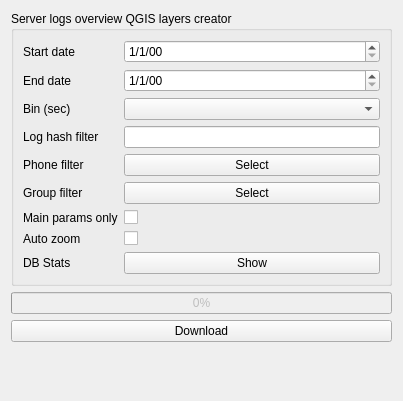
Before: the Qt Designer form Azenqos/server_overview_widget.ui in meritechsolutions/azenqos_qgis_plugin, drawn with Qt 5.
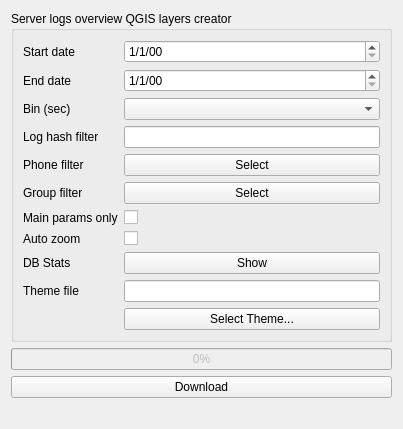
After: the same form once the commit is applied.

Commit message: add set theme in overview

Diff of the .ui file:
```diff
--- a/Azenqos/server_overview_widget.ui
+++ b/Azenqos/server_overview_widget.ui
@@ -10,6 +10,12 @@
     <height>401</height>
    </rect>
   </property>
+  <property name="sizePolicy">
+   <sizepolicy hsizetype="Fixed" vsizetype="Expanding">
+    <horstretch>0</horstretch>
+    <verstretch>0</verstretch>
+   </sizepolicy>
+  </property>
   <property name="windowTitle">
    <string>Form</string>
   </property>
@@ -126,13 +132,6 @@
           </property>
          </widget>
         </item>
-        <item row="8" column="1">
-         <widget class="QPushButton" name="showDbStatsButton">
-          <property name="text">
-           <string>Show</string>
-          </property>
-         </widget>
-        </item>
         <item row="8" column="0">
          <widget class="QLabel" name="dBStatsLabel">
           <property name="text">
@@ -140,6 +139,37 @@
           </property>
          </widget>
         </item>
+        <item row="8" column="1">
+         <widget class="QPushButton" name="showDbStatsButton">
+          <property name="text">
+           <string>Show</string>
+          </property>
+         </widget>
+        </item>
+        <item row="9" column="0">
+         <widget class="QLabel" name="label_8">
+          <property name="text">
+           <string>Theme file</string>
+          </property>
+         </widget>
+        </item>
+        <item row="9" column="1">
+         <widget class="QLineEdit" name="select_theme_lineEdit"/>
+        </item>
+        <item row="10" column="0">
+         <widget class="QLabel" name="label_10">
+          <property name="text">
+           <string/>
+          </property>
+         </widget>
+        </item>
+        <item row="10" column="1">
+         <widget class="QPushButton" name="select_theme_pushButton">
+          <property name="text">
+           <string>Select Theme...</string>
+          </property>
+         </widget>
+        </item>
        </layout>
       </item>
      </layout>
```
The commit also changes 3 other files.
